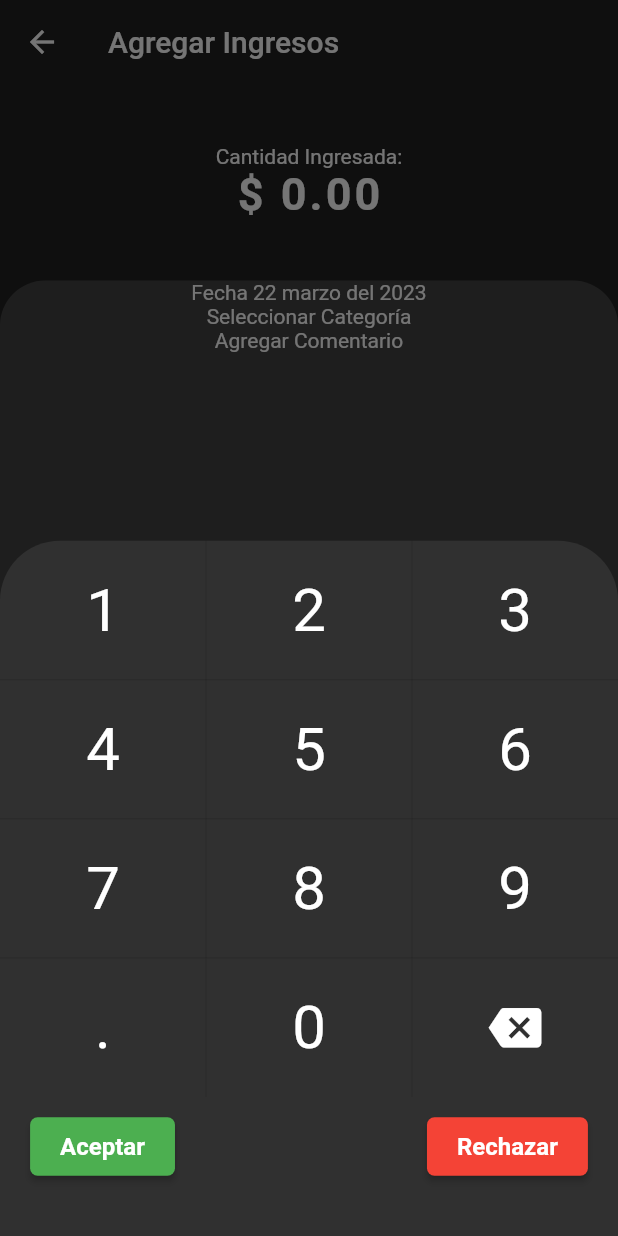
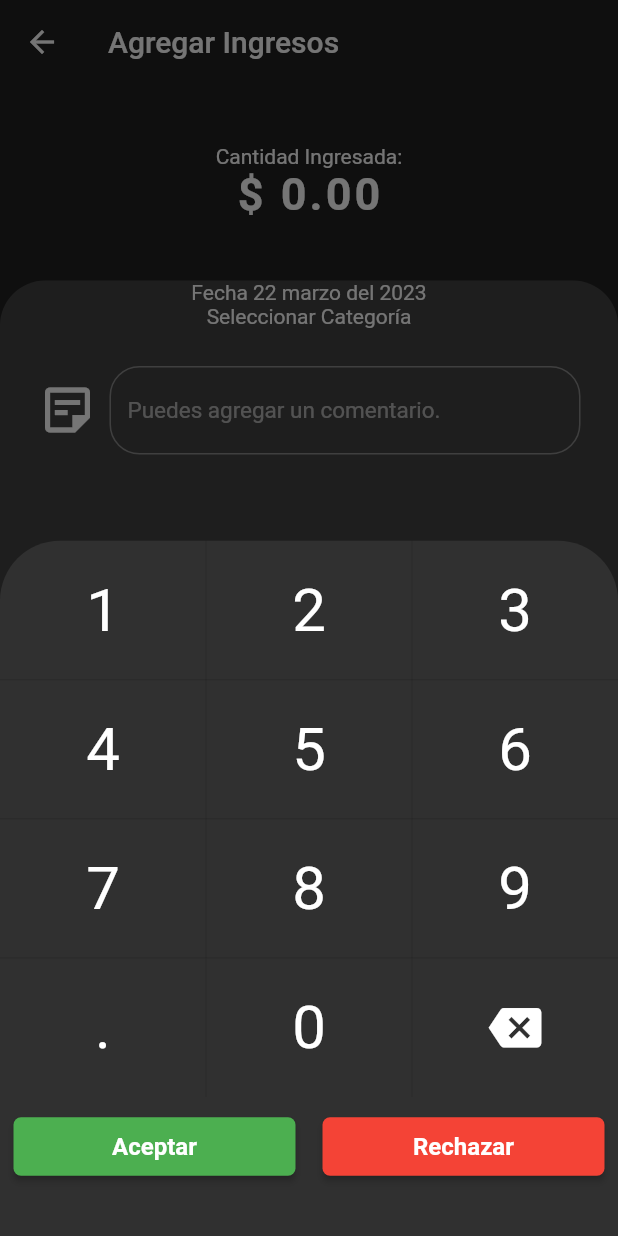
Before and after one commit to Nerovelic/app_balance, a Flutter app: the AddEntries screen opened by its route, after a tap on "Cantidad Ingresada:", on a phone screen of 412 x 824 dp. Run offline on Flutter 3.47's test engine with Material 2 defaults, Android fonts, the phone set to English and light mode, and no system bars; our stand-ins replace flutter_speed_dial.

Commit message:
mejora en la expresion regular para el formato de 1,000, ademas de la creaion del cuadro de texto

```diff
--- a/lib/pages/add_entries.dart
+++ b/lib/pages/add_entries.dart
@@ -1,5 +1,6 @@
 import 'package:balance/utils/constants.dart';
 import 'package:balance/widgets/add_expenses_wt/bs_num_keyboard.dart';
+import 'package:balance/widgets/add_expenses_wt/comment_box.dart';
 import 'package:flutter/material.dart';
 
 class AddEntries extends StatelessWidget {
@@ -7,7 +8,13 @@ class AddEntries extends StatelessWidget {
 
   @override
   Widget build(BuildContext context) {
-    return Scaffold(
+    return GestureDetector(
+      /*Para cerrar el teclado al tocar cualquier lugar de la pantalla*/
+      behavior: HitTestBehavior.opaque,
+      onTap: () {
+        FocusScope.of(context).unfocus();
+      },
+      child: Scaffold(
         appBar: AppBar(
           title: const Text('Agregar Ingresos'),
           elevation: 0,
@@ -26,7 +33,7 @@ class AddEntries extends StatelessWidget {
                   children: const [
                     Text('Fecha 22 marzo del 2023'),
                     Text('Seleccionar Categoría'),
-                  Text('Agregar Comentario'),
+                    CommentBox(),
                     Expanded(
                       child: Center(
                         child: Text('Botón')
@@ -38,6 +45,7 @@ class AddEntries extends StatelessWidget {
             )
           ],
         ),
+      ),
     );
   }
 }
--- a/lib/pages/add_expenses.dart
+++ b/lib/pages/add_expenses.dart
@@ -1,3 +1,4 @@
+import 'package:balance/widgets/add_expenses_wt/comment_box.dart';
 import 'package:flutter/material.dart';
 import '../utils/constants.dart';
 import '../widgets/add_expenses_wt/bs_num_keyboard.dart';
@@ -7,7 +8,13 @@ class AddExpenses extends StatelessWidget {
 
   @override
   Widget build(BuildContext context) {
-    return Scaffold(
+    return GestureDetector(
+      /*Para cerrar el teclado al tocar cualquier lugar de la pantalla*/
+      behavior: HitTestBehavior.opaque,
+      onTap: () {
+        FocusScope.of(context).unfocus();
+      },
+      child: Scaffold(
         appBar: AppBar(
           title: const Text('Agregar Gastos'),
         ),
@@ -25,7 +32,9 @@ class AddExpenses extends StatelessWidget {
                   children: const [
                     Text('Fecha 22 marzo del 2023'),
                     Text('Seleccionar Categoría'),
-                  Text('Agregar Comentario'),
+                    CommentBox(
+
+                    ),
                     Expanded(
                       child: Center(
                         child: Text('Botón')
@@ -37,6 +46,7 @@ class AddExpenses extends StatelessWidget {
             )
           ],
         ),
+      ),
     );
   }
 }
--- a/lib/pages/balance_page.dart
+++ b/lib/pages/balance_page.dart
@@ -48,7 +48,7 @@ class _BalancePageState extends State<BalancePage> {
       body: CustomScrollView(
         controller: _scrollController,
         slivers: [
-           SliverAppBar(
+            SliverAppBar(
             elevation: 0.0,
             expandedHeight: 120,
             flexibleSpace: FlexibleSpaceBar(
--- a/lib/widgets/add_expenses_wt/bs_num_keyboard.dart
+++ b/lib/widgets/add_expenses_wt/bs_num_keyboard.dart
@@ -1,4 +1,4 @@
-import 'package:balance/widgets/add_expenses_wt/button_custom.dart';
+import 'package:balance/widgets/balance_page_wt/button_custom.dart';
 import 'package:flutter/material.dart';
 
 class BSNumKeyboard extends StatefulWidget {
@@ -13,6 +13,9 @@ class _BSNumKeyboardState extends State<BSNumKeyboard> {
 
   @override
   Widget build(BuildContext context) {
+  String Function(Match) mathFunc;
+  RegExp reg = RegExp(r'^(0|[1-9][0-9]*)(\.[0-9]{0,2})?$');
+  mathFunc = (Match match) => '${match[1]?.replaceAllMapped(RegExp(r'(\d{1,3})(?=(\d{3})+(?!\d))'), (Match m) => '${m[1]},')}${match[2] != null ? match[2]?.padRight(3, '0') : ''}';
   return GestureDetector(
     onTap: () {
       _numPad();
@@ -22,7 +25,7 @@ class _BSNumKeyboardState extends State<BSNumKeyboard> {
       child: Column(
         children: [
           const Text('Cantidad Ingresada:'),
-            Text('\$ $importe',
+          Text('\$ ${reg.hasMatch(importe) ? importe.replaceAllMapped(reg, mathFunc) : "0"}',
           style: const TextStyle(
             fontSize: 30,
             letterSpacing: 2,
@@ -37,15 +40,12 @@ class _BSNumKeyboardState extends State<BSNumKeyboard> {
   _numPad(){
     // ignore: no_leading_underscores_for_local_identifiers
     _num(String _text, double _height){
-      final RegExp expresionRegular = RegExp(r'^\$?([1-9][0-9]*|0)(\.[0-9]{0,2})?$');
       return GestureDetector(
         behavior: HitTestBehavior.opaque,
         onTap: (){
           setState(() {
             if (importe == '0.00') importe = '';
-             if (expresionRegular.hasMatch(importe + _text)){
             importe += _text;
-             }
           });
         } ,
         child: SizedBox(
@@ -72,7 +72,9 @@ class _BSNumKeyboardState extends State<BSNumKeyboard> {
       ),
       context: context,
       builder: (BuildContext context){
-        return SizedBox(
+        return WillPopScope(
+          onWillPop: () async => false,
+          child: SizedBox(
             height: 500,
             child: LayoutBuilder(
               builder: (BuildContext context, BoxConstraints constraints){
@@ -141,12 +143,21 @@ class _BSNumKeyboardState extends State<BSNumKeyboard> {
                     Row(
                       mainAxisAlignment: MainAxisAlignment.center,
                       children:[
-                       Padding(padding: const EdgeInsets.all(9.0),
-                      child: ButtonCustom(texto: 'Aceptar', color: Colors.green, onPressed: () {}),
+                        Expanded(child:
+                            ButtonCustom(texto: 'Aceptar', color: Colors.green, onTap: () {
+                              setState(() {
+                                if (importe.isEmpty) importe = '0.00';
+                                Navigator.pop(context);
+                              });
+                            }),
                          ),
-                      const SizedBox(width: 150),
-                      Padding(padding: const EdgeInsets.all(9.0),
-                      child: ButtonCustom(texto: 'Rechazar', color: Colors.red, onPressed: () {}),
+                        Expanded(child:
+                            ButtonCustom(texto: 'Rechazar', color: Colors.red, onTap: () {
+                              setState(() {
+                                importe = '0.00';
+                                Navigator.pop(context);
+                              });
+                          }),
                         )
                       ]
                     )
@@ -154,6 +165,7 @@ class _BSNumKeyboardState extends State<BSNumKeyboard> {
                 );
               },
             ),
+          ),
         );
       },
     );
--- /dev/null
+++ b/lib/widgets/add_expenses_wt/comment_box.dart
@@ -0,0 +1,43 @@
+import 'package:flutter/material.dart';
+
+class CommentBox extends StatelessWidget {
+  const CommentBox({super.key});
+
+  @override
+  Widget build(BuildContext context) {
+    return Padding(
+      padding: const EdgeInsets.all(25.0),
+      child: Row(
+        children: [
+          const Icon(
+            Icons.sticky_note_2_outlined,
+          size: 40,
+          ),
+          const SizedBox(width: 8,),
+          Expanded(
+            child: TextFormField(
+              cursorColor: Colors.green,
+              keyboardType: TextInputType.text,
+              maxLength: 20,
+              decoration: InputDecoration(
+                counterText: '',
+                hintText: "Puedes agregar un comentario.",
+                hintStyle: const TextStyle(
+                  fontSize: 15,
+                ),
+                border: OutlineInputBorder(
+                  borderRadius: BorderRadius.circular(20),
+                ),
+                focusedBorder: OutlineInputBorder(
+                  borderRadius: BorderRadius.circular(20),
+                  borderSide: const BorderSide(color: Colors.green)
+                )
+
+              ),
+              )
+            )
+        ],
+      ),
+    );
+  }
+}
--- /dev/null
+++ b/lib/widgets/balance_page_wt/button_custom.dart
@@ -0,0 +1,37 @@
+import 'package:flutter/material.dart';
+
+class ButtonCustom extends StatefulWidget {
+  const ButtonCustom({super.key, this.texto = "", this.color, required this.onTap});
+  final String texto;
+  final Color? color;
+  final Function onTap;
+  @override
+  State<ButtonCustom> createState() => _ButtonCustomState();
+}
+
+class _ButtonCustomState extends State<ButtonCustom> {
+  @override
+  Widget build(BuildContext context) {
+    return Padding(
+      padding: const EdgeInsets.all(9.0),
+      child: ElevatedButton(
+        onPressed: () {
+          widget.onTap();
+        },
+        style: ElevatedButton.styleFrom(
+          // foregroundColor: Theme.of(context).primaryColorDark,
+          padding: const EdgeInsets.symmetric(vertical: 10, horizontal: 20),
+          backgroundColor: widget.color,
+          textStyle: const TextStyle(
+            fontSize: 16,
+            fontWeight: FontWeight.bold,
+          ),
+          shape: RoundedRectangleBorder(
+            borderRadius: BorderRadius.circular(5),
+          ),
+        ),
+        child: Text(widget.texto),
+      ),
+    );
+  }
+}
```
Lines whose indentation alone changed are shown as unchanged.
